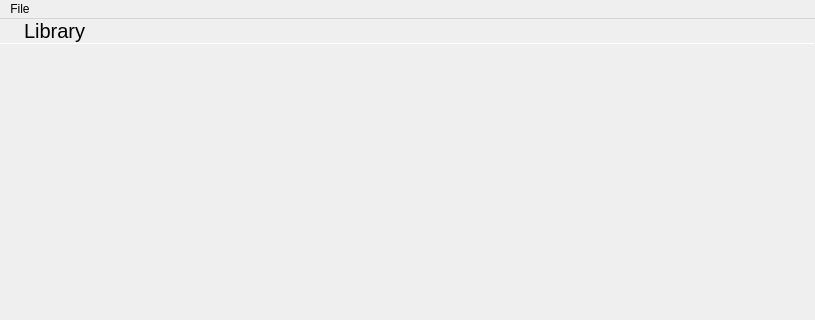
First picture: the form in librarywindow.ui, repository theCheeseboard/thephoto, before the edit; both pictures show x 0 to 815 and y 0 to 320 of the 815 by 593 pixel window.
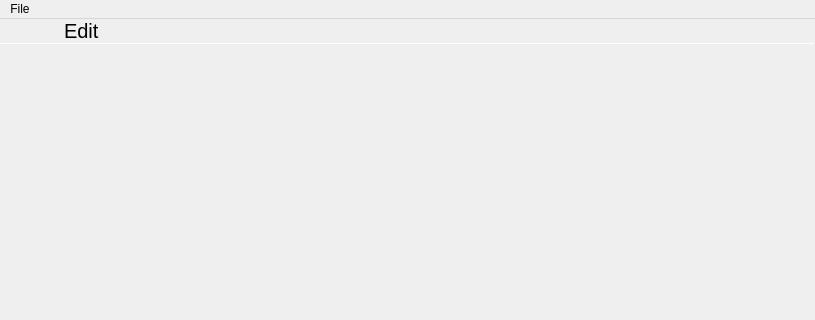
Second picture: the form after the edit. The open tabs and pages were chosen to show the change. Icons and pictures are not drawn. Custom widgets are drawn as their Qt base class.

Commit message: Start of image editing

The edit to the form file:
```diff
--- a/librarywindow.ui
+++ b/librarywindow.ui
@@ -211,6 +211,85 @@
            </item>
           </layout>
          </widget>
+         <widget class="QWidget" name="editImageHeader">
+          <layout class="QHBoxLayout" name="horizontalLayout_5">
+           <property name="spacing">
+            <number>0</number>
+           </property>
+           <property name="leftMargin">
+            <number>0</number>
+           </property>
+           <property name="topMargin">
+            <number>0</number>
+           </property>
+           <property name="rightMargin">
+            <number>0</number>
+           </property>
+           <property name="bottomMargin">
+            <number>0</number>
+           </property>
+           <item>
+            <widget class="QPushButton" name="editBackButton">
+             <property name="sizePolicy">
+              <sizepolicy hsizetype="Preferred" vsizetype="Preferred">
+               <horstretch>0</horstretch>
+               <verstretch>0</verstretch>
+              </sizepolicy>
+             </property>
+             <property name="text">
+              <string/>
+             </property>
+             <property name="icon">
+              <iconset theme="go-previous" resource="icons.qrc">
+               <normaloff>:/icons/go-previous.svg</normaloff>:/icons/go-previous.svg</iconset>
+             </property>
+             <property name="flat">
+              <bool>true</bool>
+             </property>
+            </widget>
+           </item>
+           <item>
+            <widget class="QLabel" name="label_5">
+             <property name="sizePolicy">
+              <sizepolicy hsizetype="Expanding" vsizetype="Preferred">
+               <horstretch>0</horstretch>
+               <verstretch>0</verstretch>
+              </sizepolicy>
+             </property>
+             <property name="font">
+              <font>
+               <pointsize>15</pointsize>
+              </font>
+             </property>
+             <property name="text">
+              <string>Edit</string>
+             </property>
+             <property name="margin">
+              <number>9</number>
+             </property>
+            </widget>
+           </item>
+           <item>
+            <widget class="QToolButton" name="editSaveButton">
+             <property name="sizePolicy">
+              <sizepolicy hsizetype="Preferred" vsizetype="Preferred">
+               <horstretch>0</horstretch>
+               <verstretch>0</verstretch>
+              </sizepolicy>
+             </property>
+             <property name="text">
+              <string/>
+             </property>
+             <property name="icon">
+              <iconset theme="document-save"/>
+             </property>
+             <property name="autoRaise">
+              <bool>true</bool>
+             </property>
+            </widget>
+           </item>
+          </layout>
+         </widget>
         </widget>
        </item>
       </layout>
@@ -478,6 +557,12 @@
   </action>
  </widget>
  <customwidgets>
+  <customwidget>
+   <class>tStackedWidget</class>
+   <extends>QStackedWidget</extends>
+   <header location="global">tstackedwidget.h</header>
+   <container>1</container>
+  </customwidget>
   <customwidget>
    <class>ImageGrid</class>
    <extends>QWidget</extends>
@@ -487,12 +572,6 @@
     <signal>imageClicked(QRectF,QRectF,ImgDesc)</signal>
    </slots>
   </customwidget>
-  <customwidget>
-   <class>tStackedWidget</class>
-   <extends>QStackedWidget</extends>
-   <header location="global">tstackedwidget.h</header>
-   <container>1</container>
-  </customwidget>
   <customwidget>
    <class>tCircularSpinner</class>
    <extends>QWidget</extends>
```
Left out of the diff: 19 changed lines with no effect on the pictures. The commit also changes 30 other files.
